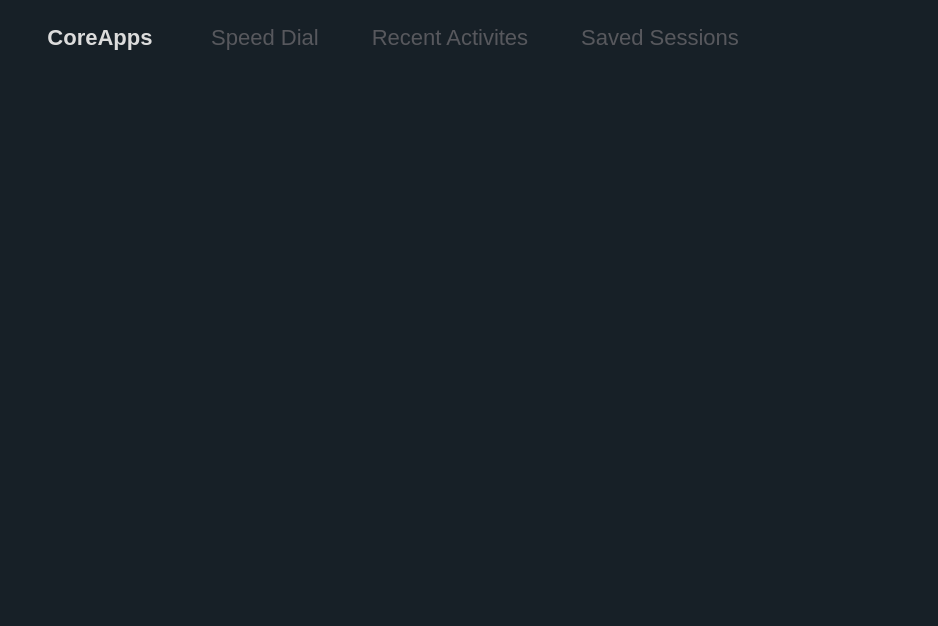
The window that app/start/start.ui (rahmanshaber/corebox) describes before a commit, drawn with Qt 5.
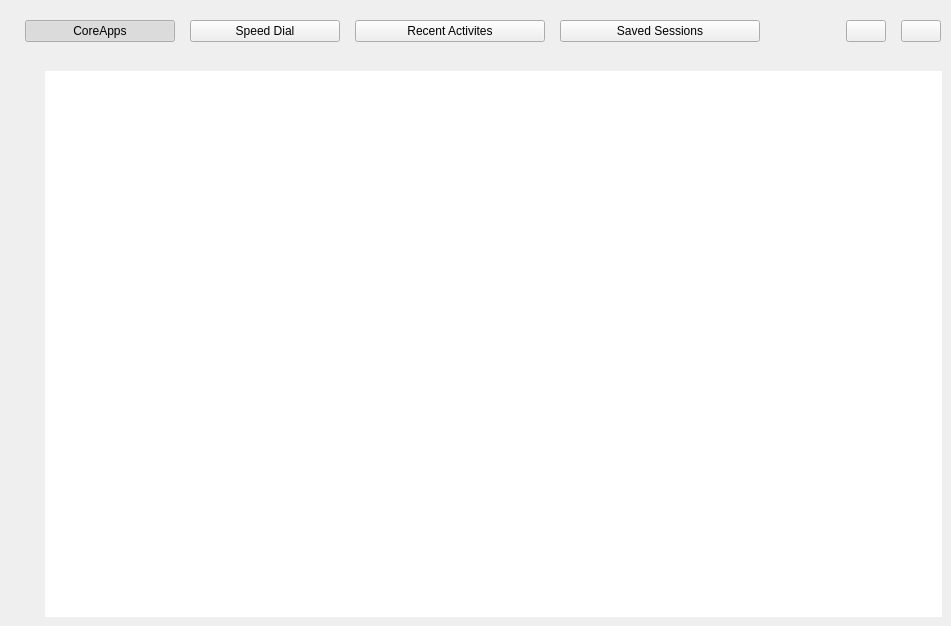
The same window after the commit. Icons and pictures are not drawn. Custom widgets are drawn as their Qt base class.

Diff of the .ui file:
```diff
--- a/app/start/start.ui
+++ b/app/start/start.ui
@@ -6,7 +6,7 @@
    <rect>
     <x>0</x>
     <y>0</y>
-    <width>887</width>
+    <width>951</width>
     <height>626</height>
    </rect>
   </property>
@@ -18,57 +18,7 @@
     <normaloff>:/icons/Start.svg</normaloff>:/icons/Start.svg</iconset>
   </property>
   <property name="styleSheet">
-   <string notr="true">/*Start */
-
-QWidget{
-    background-color: #172027;
-    color:#E6E6E6;
-    border: 1px #434343;}
-
-
-QPushButton{
-    background-color: transparent;
-    border: 1px #434343;
-    padding: 5px 5px 5px 5px;
-    font-size: 22px;}
-QPushButton:checked{
-    color: #DCDCDC;
-    font-weight: bold;}
-QPushButton:!checked{
-    color: #57585D ;}
-
-
-QListView{
-    padding: 50px 5px 20px 20px;}
-QListView::item:selected {
-    border: 1px solid #232730;
-    background-color: #232730;}
-QListView::item:hover {
-    background-color: #232730;}
-QListView::item {
-    background-color: #303942;
-    border: 1px #323232;
-    padding: 5px 20px 5px 20px;
-    border-radius: 2px;}
-
-
-QScrollBar:vertical {
-    background-color: rgba( 0, 0, 0, 72% );
-    max-width: 8px;
-    border-radius: 4px;
-    padding: 1px; }
-QScrollBar::handle:vertical {
-    background-color: silver;
-    max-width: 6px;
-    min-height: 12px;
-    border-radius: 3px; }
-QScrollBar::sub-page:vertical {
-    background-color: rgba( 0, 0, 0, 72% ); }
-QScrollBar::add-page:vertical {
-    background-color: rgba( 0, 0, 0, 72% ); }
-QScrollBar::add-line:vertical,
-QScrollBar::sub-line:vertical {
-    width: 0px; height: 0px; }</string>
+   <string notr="true"/>
   </property>
   <layout class="QVBoxLayout" name="verticalLayout_4">
    <property name="spacing">
@@ -113,9 +63,7 @@
          </size>
         </property>
         <property name="font">
-         <font>
-          <pointsize>-1</pointsize>
-         </font>
+         <font/>
         </property>
         <property name="focusPolicy">
          <enum>Qt::NoFocus</enum>
@@ -140,9 +88,7 @@
          </size>
         </property>
         <property name="font">
-         <font>
-          <pointsize>-1</pointsize>
-         </font>
+         <font/>
         </property>
         <property name="focusPolicy">
          <enum>Qt::NoFocus</enum>
@@ -167,9 +113,7 @@
          </size>
         </property>
         <property name="font">
-         <font>
-          <pointsize>-1</pointsize>
-         </font>
+         <font/>
         </property>
         <property name="focusPolicy">
          <enum>Qt::NoFocus</enum>
@@ -234,9 +178,7 @@
       <item>
        <widget class="QPushButton" name="rDeleteSession">
         <property name="font">
-         <font>
-          <pointsize>-1</pointsize>
-         </font>
+         <font/>
         </property>
         <property name="text">
          <string/>
```
